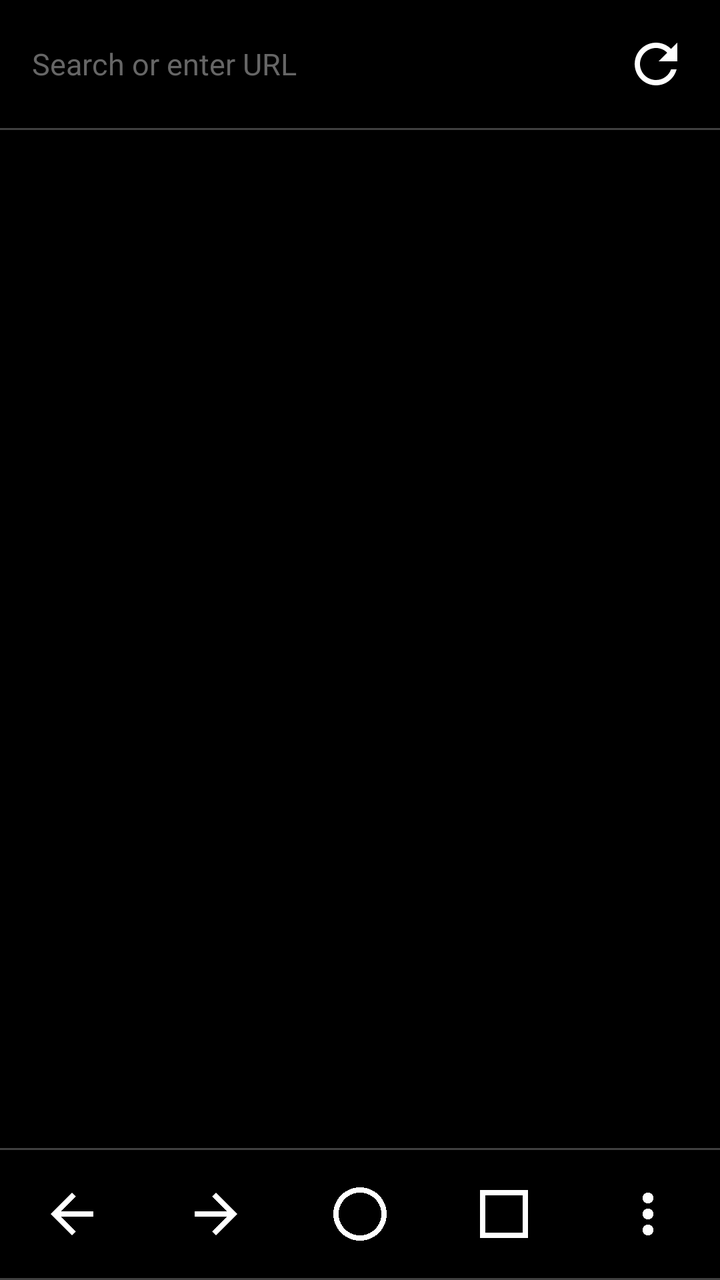
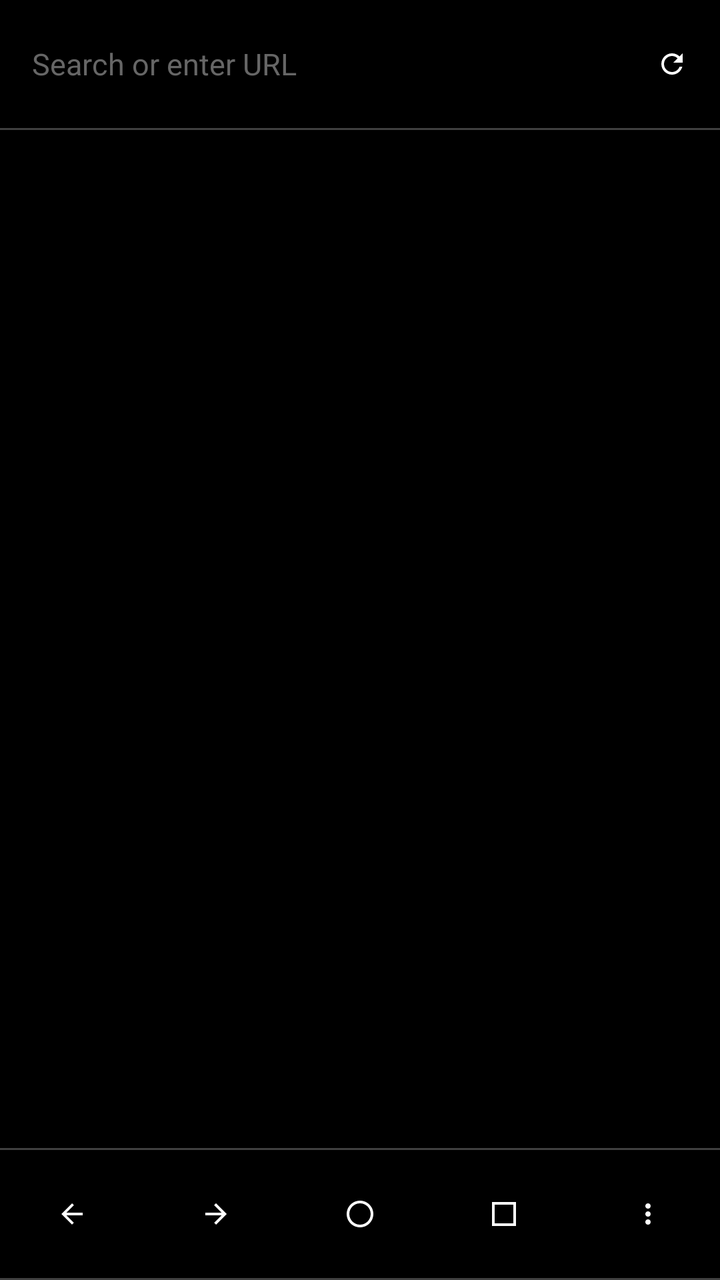

The first picture is an Android layout as it rendered before a commit; the second is the same layout after the commit. The layout source and the unified diff follow.
<!-- AndroidManifest.xml: application theme Theme.GeckoBrowser -->
<!-- res/layout/activity_main.xml -->
<?xml version="1.0" encoding="utf-8"?>
<LinearLayout xmlns:android="http://schemas.android.com/apk/res/android"
    android:layout_width="match_parent"
    android:layout_height="match_parent"
    android:orientation="vertical"
    android:background="@color/bg">

    <LinearLayout
        android:layout_width="match_parent"
        android:layout_height="64dp"
        android:orientation="horizontal"
        android:gravity="center_vertical">

        <EditText
            android:id="@+id/urlBar"
            android:layout_width="0dp"
            android:layout_height="match_parent"
            android:layout_weight="1"
            android:background="@android:color/transparent"
            android:hint="@string/hint_search"
            android:textColorHint="@color/text_hint"
            android:textColor="@color/text_primary"
            android:textSize="15sp"
            android:singleLine="true"
            android:imeOptions="actionGo"
            android:inputType="textUri"
            android:paddingHorizontal="16dp" />

        <ImageView
            android:id="@+id/btnRefreshCancel"
            android:layout_width="32dp"
            android:layout_height="32dp"
            android:layout_marginEnd="16dp"
            android:src="@drawable/ic_refresh"
            android:background="?android:attr/selectableItemBackgroundBorderless"
            android:contentDescription="@string/btn_refresh" />
    </LinearLayout>

    <View
        android:layout_width="match_parent"
        android:layout_height="1dp"
        android:background="@color/divider" />

    <FrameLayout
        android:id="@+id/webViewContainer"
        android:layout_width="match_parent"
        android:layout_height="0dp"
        android:layout_weight="1" />

    <View
        android:layout_width="match_parent"
        android:layout_height="1dp"
        android:background="@color/divider" />

    <LinearLayout
        android:layout_width="match_parent"
        android:layout_height="64dp"
        android:orientation="horizontal"
        android:gravity="center">

        <ImageView
            android:id="@+id/btnBack"
            android:layout_width="32dp"
            android:layout_height="32dp"
            android:layout_weight="1"
            android:src="@drawable/ic_back"
            android:background="?android:attr/selectableItemBackgroundBorderless"
            android:contentDescription="@string/btn_back" />

        <ImageView
            android:id="@+id/btnForward"
            android:layout_width="32dp"
            android:layout_height="32dp"
            android:layout_weight="1"
            android:src="@drawable/ic_forward"
            android:background="?android:attr/selectableItemBackgroundBorderless"
            android:contentDescription="@string/btn_forward" />

        <ImageView
            android:id="@+id/btnHome"
            android:layout_width="32dp"
            android:layout_height="32dp"
            android:layout_weight="1"
            android:src="@drawable/ic_home"
            android:background="?android:attr/selectableItemBackgroundBorderless"
            android:contentDescription="@string/btn_home" />

        <ImageView
            android:id="@+id/btnTabs"
            android:layout_width="32dp"
            android:layout_height="32dp"
            android:layout_weight="1"
            android:src="@drawable/ic_tabs"
            android:background="?android:attr/selectableItemBackgroundBorderless"
            android:contentDescription="@string/btn_tabs" />

        <ImageView
            android:id="@+id/btnMore"
            android:layout_width="32dp"
            android:layout_height="32dp"
            android:layout_weight="1"
            android:src="@drawable/ic_more"
            android:background="?android:attr/selectableItemBackgroundBorderless"
            android:contentDescription="@string/btn_more" />
    </LinearLayout>

    <View
        android:layout_width="match_parent"
        android:layout_height="1dp"
        android:background="@color/divider" />
</LinearLayout>
<!-- resources referenced by this layout -->
<resources>
  <color name="bg">@android:color/black</color>
  <color name="divider">#80808080</color>
  <color name="text_hint">#FF666666</color>
  <color name="text_primary">@android:color/white</color>
  <!-- drawable ic_back (drawable) -->
  <vector xmlns:android="http://schemas.android.com/apk/res/android"
      android:width="8dp"
      android:height="8dp"
      android:viewportWidth="24"
      android:viewportHeight="24">
      <path
          android:fillColor="#FFFFFF"
          android:pathData="M20,11H7.83l5.59,-5.59L12,4l-8,8 8,8 1.41,-1.41L7.83,13H20v-2z"/>
  </vector>
  <!-- drawable ic_forward (drawable) -->
  <vector xmlns:android="http://schemas.android.com/apk/res/android"
      android:width="8dp"
      android:height="8dp"
      android:viewportWidth="24"
      android:viewportHeight="24">
      <path
          android:fillColor="#FFFFFF"
          android:pathData="M12,4l-1.41,1.41L16.17,11H4v2h12.17l-5.58,5.59L12,20l8,-8z"/>
  </vector>
  <!-- drawable ic_home (drawable) -->
  <vector xmlns:android="http://schemas.android.com/apk/res/android"
      android:width="8dp"
      android:height="8dp"
      android:viewportWidth="24"
      android:viewportHeight="24">
      <path
          android:fillColor="#FFFFFF"
          android:pathData="M12,2C6.48,2 2,6.48 2,12s4.48,10 10,10 10,-4.48 10,-10S17.52,2 12,2zM12,20c-4.42,0 -8,-3.58 -8,-8s3.58,-8 8,-8 8,3.58 8,8 -3.58,8 -8,8z"/>
  </vector>
  <!-- drawable ic_more (drawable) -->
  <vector xmlns:android="http://schemas.android.com/apk/res/android"
      android:width="8dp"
      android:height="8dp"
      android:viewportWidth="24"
      android:viewportHeight="24">
      <path
          android:fillColor="#FFFFFF"
          android:pathData="M12,8c1.1,0 2,-0.9 2,-2s-0.9,-2 -2,-2 -2,0.9 -2,2 0.9,2 2,2zM12,10c-1.1,0 -2,0.9 -2,2s0.9,2 2,2 2,-0.9 2,-2 -0.9,-2 -2,-2zM12,16c-1.1,0 -2,0.9 -2,2s0.9,2 2,2 2,-0.9 2,-2 -0.9,-2 -2,-2z"/>
  </vector>
  <!-- drawable ic_refresh (drawable) -->
  <vector xmlns:android="http://schemas.android.com/apk/res/android"
      android:width="8dp"
      android:height="8dp"
      android:viewportWidth="24"
      android:viewportHeight="24">
      <path
          android:fillColor="#FFFFFF"
          android:pathData="M17.65,6.35C16.2,4.9 14.21,4 12,4c-4.42,0 -7.99,3.58 -7.99,8s3.57,8 7.99,8c3.73,0 6.84,-2.55 7.73,-6h-2.08c-0.82,2.33 -3.04,4 -5.65,4 -3.31,0 -6,-2.69 -6,-6s2.69,-6 6,-6c1.66,0 3.14,0.69 4.22,1.78L13,11h7V4l-2.35,2.35z"/>
  </vector>
  <!-- drawable ic_tabs (drawable) -->
  <vector xmlns:android="http://schemas.android.com/apk/res/android"
      android:width="8dp"
      android:height="8dp"
      android:viewportWidth="24"
      android:viewportHeight="24">
      <path
          android:fillColor="#FFFFFF"
          android:pathData="M3,3h18v18H3V3zM5,5v14h14V5H5z"/>
  </vector>
  <string name="btn_back">Back</string>
  <string name="btn_forward">Forward</string>
  <string name="btn_home">Home</string>
  <string name="btn_more">More</string>
  <string name="btn_refresh">Refresh</string>
  <string name="btn_tabs">Tabs</string>
  <string name="hint_search">Search or enter URL</string>
  <style name="Theme.GeckoBrowser" parent="Theme.AppCompat.NoActionBar">
          <item name="android:windowNoTitle">true</item>
          <item name="android:windowFullscreen">false</item>
          <item name="android:statusBarColor">@android:color/black</item>
          <item name="android:navigationBarColor">@android:color/black</item>
          <item name="android:windowBackground">@color/bg</item>
      </style>
</resources>

<!-- the commit's change to res/layout/activity_main.xml (unified diff, before → after) -->
@@ -28,8 +28,8 @@
 
         <ImageView
             android:id="@+id/btnRefreshCancel"
-            android:layout_width="32dp"
-            android:layout_height="32dp"
+            android:layout_width="16dp"
+            android:layout_height="16dp"
             android:layout_marginEnd="16dp"
             android:src="@drawable/ic_refresh"
             android:background="?android:attr/selectableItemBackgroundBorderless"
@@ -60,8 +60,8 @@
 
         <ImageView
             android:id="@+id/btnBack"
-            android:layout_width="32dp"
-            android:layout_height="32dp"
+            android:layout_width="16dp"
+            android:layout_height="16dp"
             android:layout_weight="1"
             android:src="@drawable/ic_back"
             android:background="?android:attr/selectableItemBackgroundBorderless"
@@ -69,8 +69,8 @@
 
         <ImageView
             android:id="@+id/btnForward"
-            android:layout_width="32dp"
-            android:layout_height="32dp"
+            android:layout_width="16dp"
+            android:layout_height="16dp"
             android:layout_weight="1"
             android:src="@drawable/ic_forward"
             android:background="?android:attr/selectableItemBackgroundBorderless"
@@ -78,8 +78,8 @@
 
         <ImageView
             android:id="@+id/btnHome"
-            android:layout_width="32dp"
-            android:layout_height="32dp"
+            android:layout_width="16dp"
+            android:layout_height="16dp"
             android:layout_weight="1"
             android:src="@drawable/ic_home"
             android:background="?android:attr/selectableItemBackgroundBorderless"
@@ -87,8 +87,8 @@
 
         <ImageView
             android:id="@+id/btnTabs"
-            android:layout_width="32dp"
-            android:layout_height="32dp"
+            android:layout_width="16dp"
+            android:layout_height="16dp"
             android:layout_weight="1"
             android:src="@drawable/ic_tabs"
             android:background="?android:attr/selectableItemBackgroundBorderless"
@@ -96,8 +96,8 @@
 
         <ImageView
             android:id="@+id/btnMore"
-            android:layout_width="32dp"
-            android:layout_height="32dp"
+            android:layout_width="16dp"
+            android:layout_height="16dp"
             android:layout_weight="1"
             android:src="@drawable/ic_more"
             android:background="?android:attr/selectableItemBackgroundBorderless"
<!-- resource entries referenced after the edit -->
@@ -6,8 +6,8 @@
   <color name="text_primary">@android:color/white</color>
   <!-- drawable ic_back (drawable) -->
   <vector xmlns:android="http://schemas.android.com/apk/res/android"
-      android:width="8dp"
-      android:height="8dp"
+      android:width="16dp"
+      android:height="16dp"
       android:viewportWidth="24"
       android:viewportHeight="24">
       <path
@@ -16,8 +16,8 @@
   </vector>
   <!-- drawable ic_forward (drawable) -->
   <vector xmlns:android="http://schemas.android.com/apk/res/android"
-      android:width="8dp"
-      android:height="8dp"
+      android:width="16dp"
+      android:height="16dp"
       android:viewportWidth="24"
       android:viewportHeight="24">
       <path
@@ -26,8 +26,8 @@
   </vector>
   <!-- drawable ic_home (drawable) -->
   <vector xmlns:android="http://schemas.android.com/apk/res/android"
-      android:width="8dp"
-      android:height="8dp"
+      android:width="16dp"
+      android:height="16dp"
       android:viewportWidth="24"
       android:viewportHeight="24">
       <path
@@ -36,8 +36,8 @@
   </vector>
   <!-- drawable ic_more (drawable) -->
   <vector xmlns:android="http://schemas.android.com/apk/res/android"
-      android:width="8dp"
-      android:height="8dp"
+      android:width="16dp"
+      android:height="16dp"
       android:viewportWidth="24"
       android:viewportHeight="24">
       <path
@@ -46,8 +46,8 @@
   </vector>
   <!-- drawable ic_refresh (drawable) -->
   <vector xmlns:android="http://schemas.android.com/apk/res/android"
-      android:width="8dp"
-      android:height="8dp"
+      android:width="16dp"
+      android:height="16dp"
       android:viewportWidth="24"
       android:viewportHeight="24">
       <path
@@ -56,8 +56,8 @@
   </vector>
   <!-- drawable ic_tabs (drawable) -->
   <vector xmlns:android="http://schemas.android.com/apk/res/android"
-      android:width="8dp"
-      android:height="8dp"
+      android:width="16dp"
+      android:height="16dp"
       android:viewportWidth="24"
       android:viewportHeight="24">
       <path
